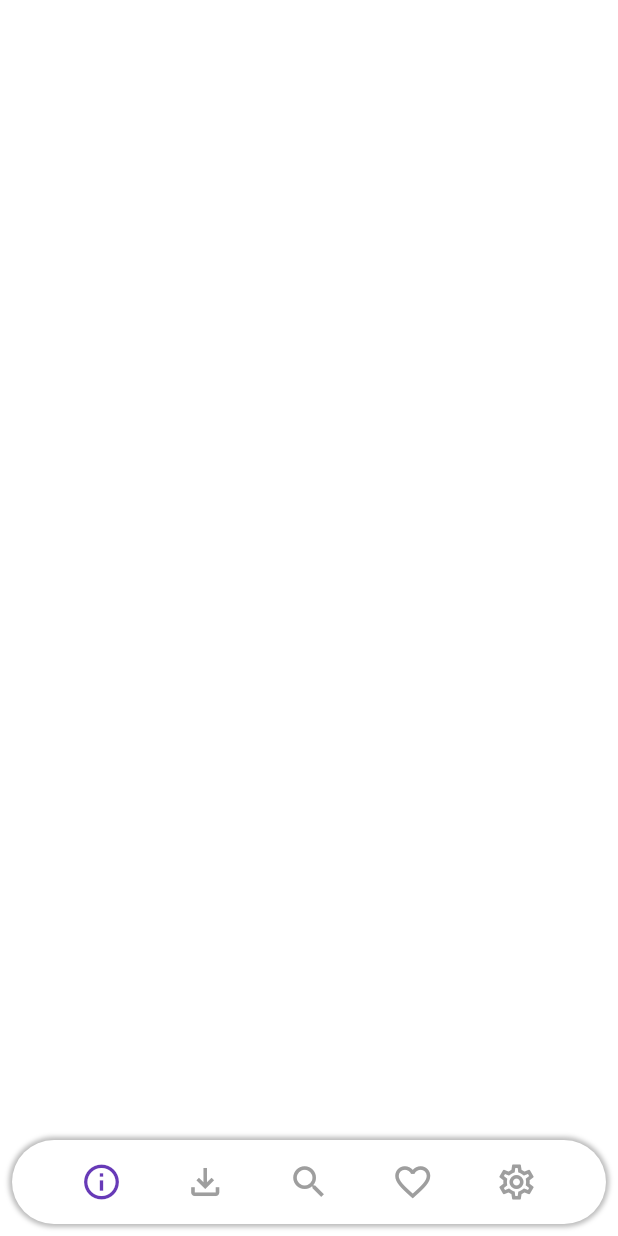
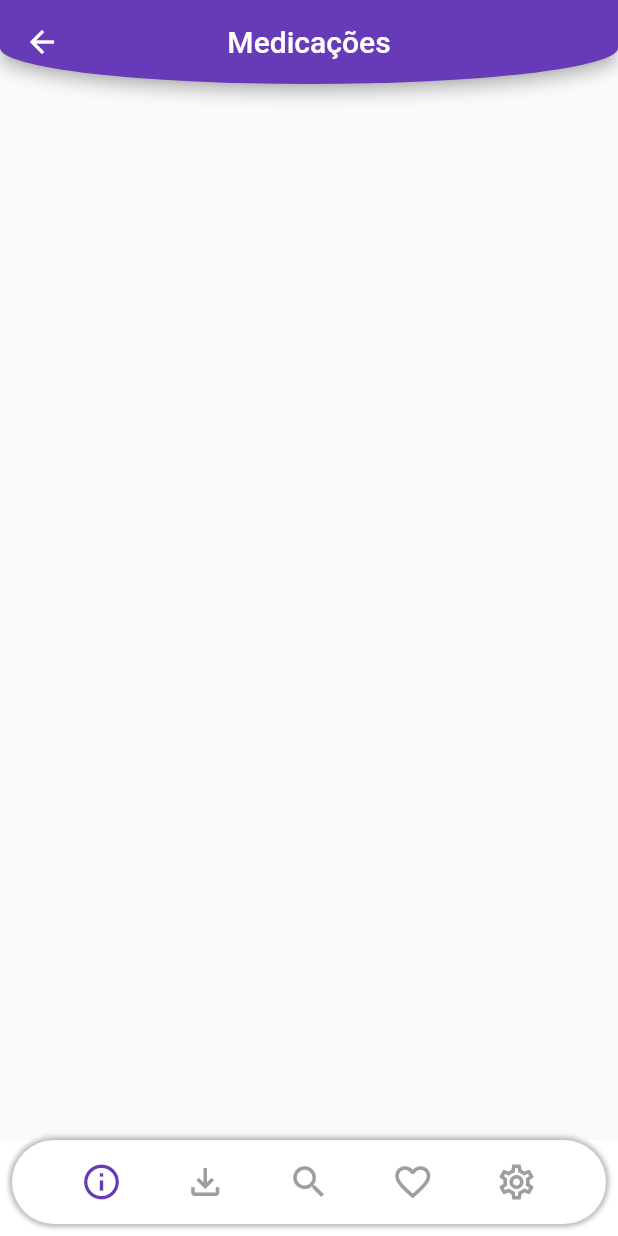
Before and after one commit to anselmoparente/Farmacoped, a Flutter app: the MainPage screen opened by its route, on a phone screen of 412 x 824 dp. Run offline on Flutter 3.47's test engine with Material 2 defaults, Android fonts, the light colour scheme and no system bars; our stand-ins replace get, smooth_page_indicator.

Commit message:
Added pages and update layout

```diff
--- a/lib/ui/main_page/main_page.dart
+++ b/lib/ui/main_page/main_page.dart
@@ -1,4 +1,7 @@
 import 'package:farmacoped/ui/downloaded_medication/downloaded_medication.dart';
+import 'package:farmacoped/ui/favorites_page/favorites_page.dart';
+import 'package:farmacoped/ui/medication_page/medication_page.dart';
+import 'package:farmacoped/ui/search_page/search_page.dart';
 import 'package:flutter/material.dart';
 import 'package:get/get.dart';
 
@@ -17,10 +20,10 @@ class MainPage extends GetView<MainController> {
         controller: pageController,
         physics: const NeverScrollableScrollPhysics(),
         children: [
-          Container(),
+          const MedicationPage(),
           const DownloadedMedication(),
-          Container(),
-          Container(),
+          const SearchPage(),
+          const FavoritePage(),
           Container(),
         ],
       ),
--- /dev/null
+++ b/lib/ui/medication_page/medication_page.dart
@@ -0,0 +1,22 @@
+import 'package:flutter/material.dart';
+import 'package:get/get.dart';
+
+class MedicationPage extends StatelessWidget {
+  const MedicationPage({super.key});
+
+  @override
+  Widget build(BuildContext context) {
+    return Scaffold(
+      appBar: AppBar(
+        centerTitle: true,
+        title: const Text('Medicações'),
+        backgroundColor: Colors.deepPurple,
+        shape: RoundedRectangleBorder(
+          borderRadius: BorderRadius.vertical(
+            bottom: Radius.elliptical(Get.width, 48.0),
+          ),
+        ),
+      ),
+    );
+  }
+}
```
Also changed, not shown: lib/ui/favorites_page/favorites_page.dart (added, +22 -0 lines), lib/ui/search_page/search_page.dart (added, +22 -0 lines).
